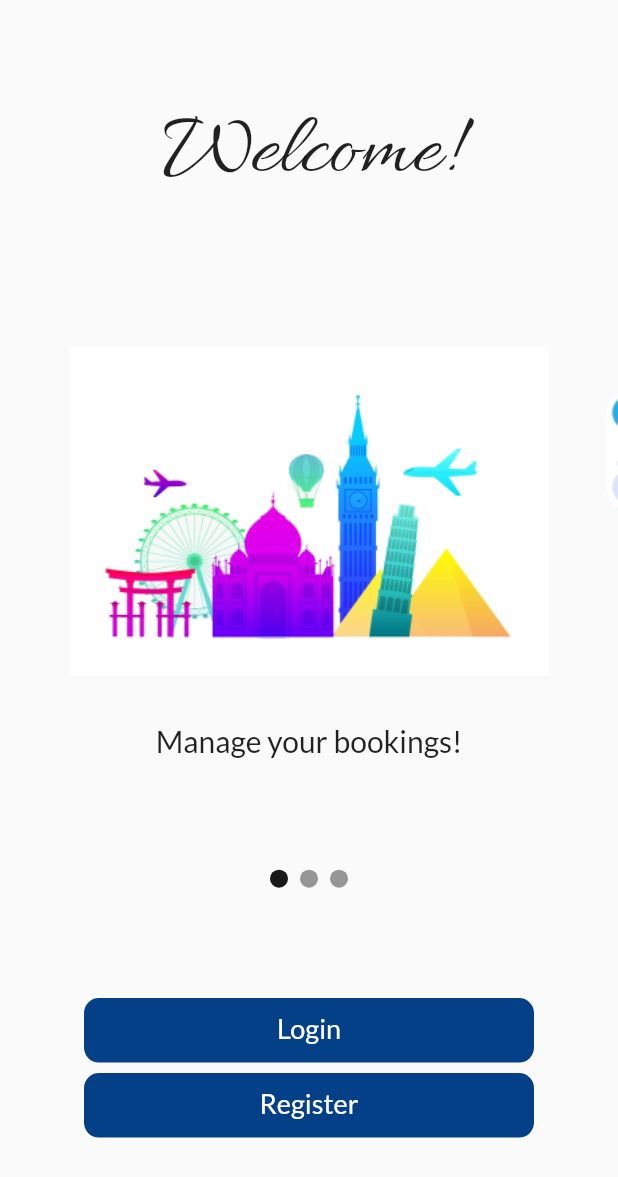
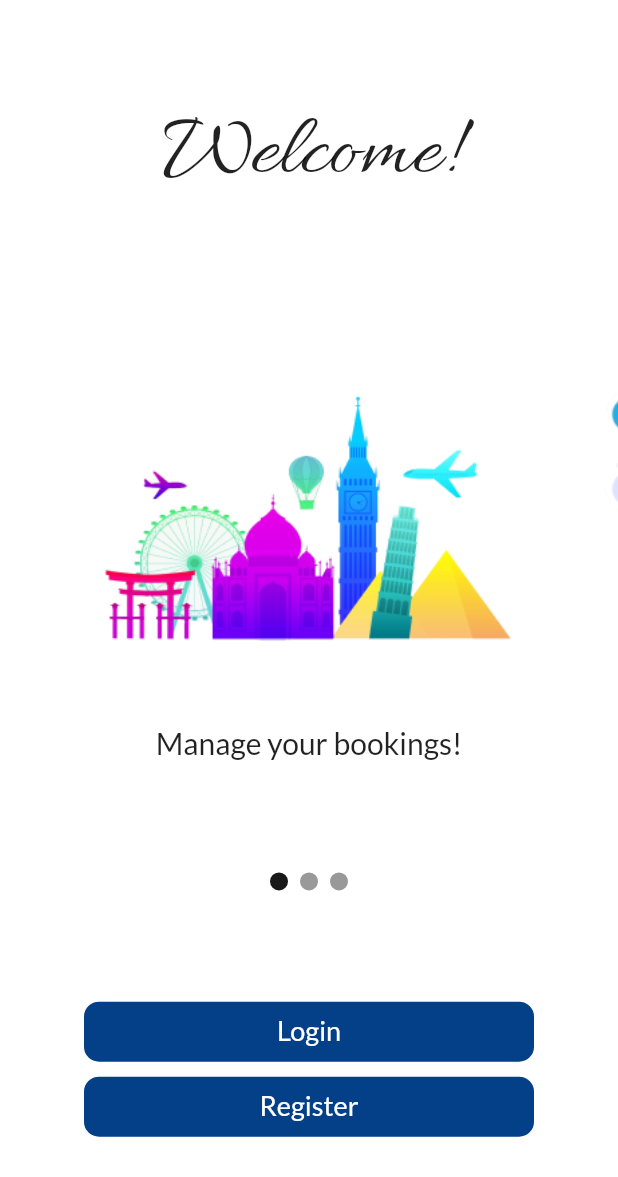
Before and after one commit to TheNova22/Billi, a Flutter app: the IntroScreen screen opened directly, on a phone screen of 412 x 824 dp. Shown: the top 1177 px of the screen. Run offline on Flutter 3.47's test engine with Material 2 defaults, Android fonts, the light colour scheme and no system bars; drawn by our look-alikes of carousel_slider; our stand-ins replace auto_size_text, curved_navigation_bar, firebase_auth, firebase_core, qr_flutter, shared_preferences; missing offline and left inert: mobile_scanner; accounts and stored records are empty.

Commit message:
intro screen

```diff
--- a/lib/modules/intro_screens/intro_screen.dart
+++ b/lib/modules/intro_screens/intro_screen.dart
@@ -1,3 +1,4 @@
+import 'package:billi/configs/palette.dart';
 import 'package:flutter/material.dart';
 import 'package:carousel_slider/carousel_slider.dart';
 
@@ -41,35 +42,6 @@ final List<Widget> imageSliders = imgList
                     fit: BoxFit.contain,
                   ),
 
-                  // Positioned(
-                  //   bottom: 0.0,
-                  //   left: 0.0,
-                  //   right: 0.0,
-                  //   child: Container(
-                  //     decoration: const BoxDecoration(
-                  //       gradient: LinearGradient(
-                  //         colors: [
-                  //           Color.fromARGB(200, 0, 0, 0),
-                  //           Color.fromARGB(0, 0, 0, 0)
-                  //         ],
-                  //         begin: Alignment.bottomCenter,
-                  //         end: Alignment.topCenter,
-                  //       ),
-                  //     ),
-                  //     padding: const EdgeInsets.symmetric(
-                  //         vertical: 10.0, horizontal: 20.0),
-                  //     child: Text(
-                  //       'No. ${imgList.indexOf(item)} image',
-                  //       style: const TextStyle(
-                  //         color: Colors.white,
-                  //         fontSize: 20.0,
-                  //         fontWeight: FontWeight.bold,
-                  //       ),
-                  //     ),
-                  //   ),
-                  // ),
-                  // ],
-                  // )
                 ),
               ),
             ),
@@ -88,32 +60,14 @@ final List<Widget> imageSliders = imgList
     .toList();
 
 class _IntroScreenState extends State<IntroScreen> {
-  // @override
-  // Widget build(BuildContext context) {
-  // return
-// CarouselSlider(
-//         items: items,
-//         options: CarouselOptions(
-//           height: 400,
-//           aspectRatio: 16 / 9,
-//           viewportFraction: 0.8,
-//           initialPage: 0,
-//           enableInfiniteScroll: true,
-//           reverse: false,
-//           autoPlay: true,
-//           autoPlayInterval: const Duration(seconds: 3),
-//           autoPlayAnimationDuration: const Duration(milliseconds: 800),
-//           autoPlayCurve: Curves.fastOutSlowIn,
-//           enlargeCenterPage: true,
-//           onPageChanged: callbackFunction,
-//           scrollDirection: Axis.horizontal,
-//         ));
+
   int _current = 0;
   final CarouselController _controller = CarouselController();
 
   @override
   Widget build(BuildContext context) {
     return Scaffold(
+      backgroundColor: Palette.white,
       body: SafeArea(
         child:
             Column(mainAxisAlignment: MainAxisAlignment.spaceEvenly, children: [
@@ -160,16 +114,16 @@ class _IntroScreenState extends State<IntroScreen> {
             children: [
               CustomTextButton(
                 width: 300,
-                height: 43,
+                height: 40,
                 title: 'Login',
                 onTap: () {},
               ),
               const SizedBox(
-                height: 7,
+                height: 10,
               ),
               CustomTextButton(
                 width: 300,
-                height: 43,
+                height: 40,
                 title: 'Register',
                 onTap: () {},
               ),
--- a/lib/pages/splash_screen.dart
+++ b/lib/pages/splash_screen.dart
@@ -6,6 +6,7 @@ import 'dart:developer';
 import 'dart:ui';
 
 import 'package:billi/configs/palette.dart';
+import 'package:billi/modules/intro_screens/intro_screen.dart';
 import 'package:firebase_auth/firebase_auth.dart';
 import 'package:flutter/gestures.dart';
 import 'package:flutter/material.dart';
@@ -26,7 +27,10 @@ class SplashScreen extends StatefulWidget {
 class _SplashScreenState extends State<SplashScreen> {
   @override
   void initState() {
-
+    Timer(
+        const Duration(seconds: 2),
+            () => Navigator.pushReplacement(context,
+            MaterialPageRoute(builder: (context) => const IntroScreen())));
     super.initState();
   }
 
```
Also changed, not shown: pubspec.lock, 1 other file.
